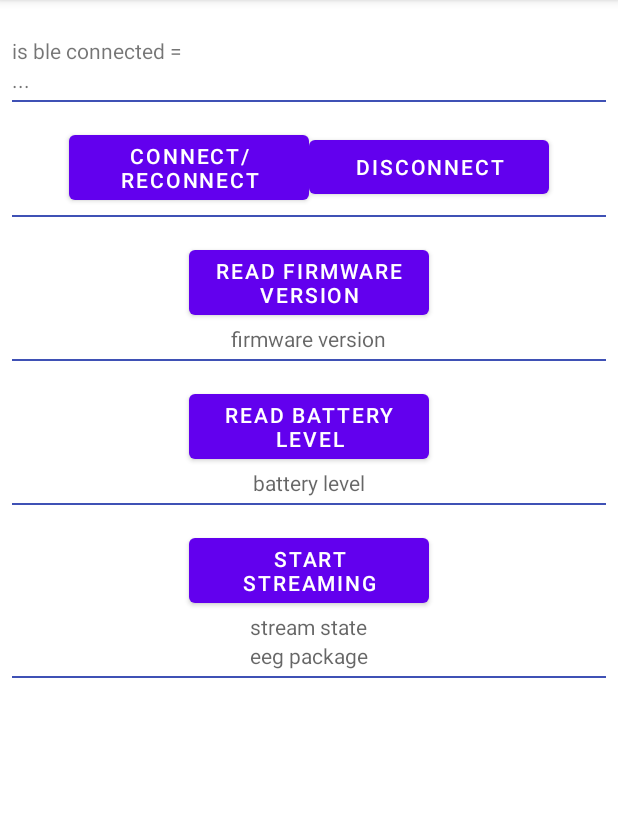
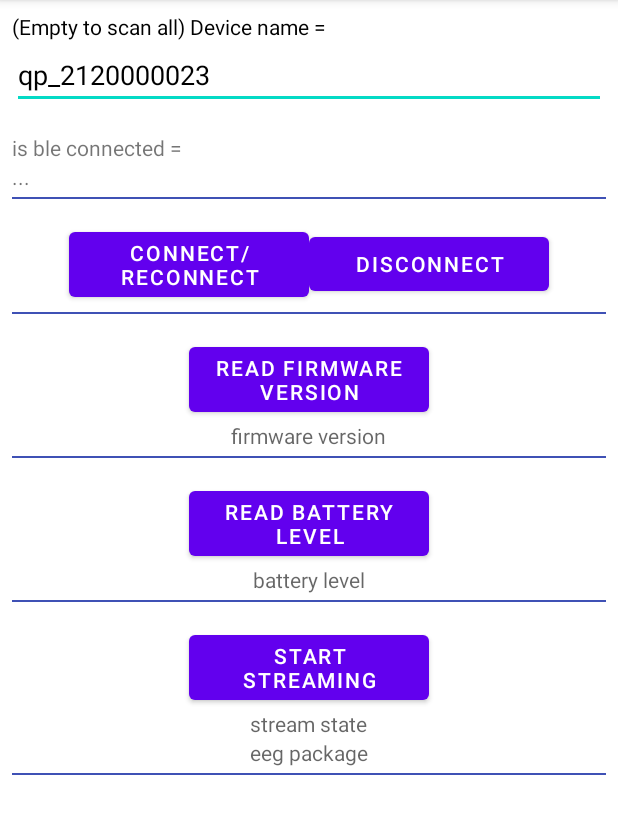
Before and after one commit to MyBrain-Technologies/SDKv2.Android, an Android app: the screen it shows after launch (MainActivity), on a phone screen of 412 x 824 dp, the part 84-918 px from its top. Run offline under Robolectric (Android 15) with nearby library versions, the phone set to English and light mode, and no system bars; our stand-ins replace Timber; 5 statements that could not run were skipped.

Commit message:
update scan by name feature

```diff
--- a/sample/src/main/java/com/mybraintech/sdk/sample/MainActivity.kt
+++ b/sample/src/main/java/com/mybraintech/sdk/sample/MainActivity.kt
@@ -139,6 +139,21 @@ class MainActivity : AppCompatActivity() {
 
     private fun connectBle(delay: Long = 300) {
         clearText()
+
+        val connectBleRunnable = Runnable {
+            val config = ConnectionConfig.Builder(connectionStateListener)
+                .createForDevice(MbtDeviceType.MELOMIND_Q_PLUS)
+
+            if (!binding.edtDeviceName.text.isNullOrBlank()) {
+                config.deviceName = binding.edtDeviceName.text.trim().toString()
+                Timber.i("scan with name = ${config.deviceName}")
+            } else {
+                Timber.i("scan without name")
+            }
+
+            mbtClient.connectBluetooth(config)
+        }
+
         Handler().postDelayed(connectBleRunnable, delay)
     }
 
@@ -175,12 +190,6 @@ class MainActivity : AppCompatActivity() {
 
     }
 
-    private val connectBleRunnable = Runnable {
-        val config = ConnectionConfig.Builder(connectionStateListener)
-            .createForDevice(MbtDeviceType.MELOMIND_Q_PLUS)
-        mbtClient.connectBluetooth(config)
-    }
-
     private val disconnectBleRunnable = Runnable {
         val config = ConnectionConfig.Builder(connectionStateListener)
             .createForDevice(MbtDeviceType.MELOMIND_Q_PLUS)
--- a/sample/src/main/res/layout/activity_main.xml
+++ b/sample/src/main/res/layout/activity_main.xml
@@ -1,6 +1,5 @@
 <?xml version="1.0" encoding="utf-8"?>
 <ScrollView xmlns:android="http://schemas.android.com/apk/res/android"
-    xmlns:app="http://schemas.android.com/apk/res-auto"
     xmlns:tools="http://schemas.android.com/tools"
     android:layout_width="match_parent"
     android:layout_height="match_parent"
@@ -12,6 +11,26 @@
         android:layout_width="match_parent"
         android:layout_height="wrap_content"
         android:orientation="vertical">
+
+        <LinearLayout
+            android:orientation="vertical"
+            android:layout_width="match_parent"
+            android:layout_height="wrap_content">
+
+            <TextView
+                android:layout_width="match_parent"
+                android:layout_height="wrap_content"
+                android:text="(Empty to scan all) Device name = "
+                android:textColor="@color/black" />
+
+            <EditText
+                android:id="@+id/edt_device_name"
+                android:text="qp_2120000023"
+                android:layout_width="match_parent"
+                android:layout_height="wrap_content"
+                android:hint="qp_xxx"
+                android:textColor="@color/black" />
+        </LinearLayout>
 
         <LinearLayout
             android:layout_width="match_parent"
@@ -73,8 +92,8 @@
         <LinearLayout
             android:layout_width="match_parent"
             android:layout_height="wrap_content"
+            android:gravity="center"
             android:orientation="vertical"
-            android:gravity="center"
             android:paddingTop="16dp">
 
             <Button
@@ -85,9 +104,9 @@
 
             <TextView
                 android:id="@+id/txt_firmware_version"
-                android:hint="firmware version"
                 android:layout_width="wrap_content"
-                android:layout_height="wrap_content" />
+                android:layout_height="wrap_content"
+                android:hint="firmware version" />
 
             <View
                 android:layout_width="match_parent"
@@ -95,11 +114,12 @@
                 android:layout_marginTop="4dp"
                 android:background="@color/colorPrimary" />
         </LinearLayout>
+
         <LinearLayout
             android:layout_width="match_parent"
             android:layout_height="wrap_content"
+            android:gravity="center"
             android:orientation="vertical"
-            android:gravity="center"
             android:paddingTop="16dp">
 
             <Button
@@ -110,9 +130,9 @@
 
             <TextView
                 android:id="@+id/txt_battery_level"
-                android:hint="battery level"
                 android:layout_width="wrap_content"
-                android:layout_height="wrap_content" />
+                android:layout_height="wrap_content"
+                android:hint="battery level" />
 
             <View
                 android:layout_width="match_parent"
@@ -120,11 +140,12 @@
                 android:layout_marginTop="4dp"
                 android:background="@color/colorPrimary" />
         </LinearLayout>
+
         <LinearLayout
             android:layout_width="match_parent"
             android:layout_height="wrap_content"
+            android:gravity="center"
             android:orientation="vertical"
-            android:gravity="center"
             android:paddingTop="16dp">
 
             <Button
@@ -135,15 +156,15 @@
 
             <TextView
                 android:id="@+id/txt_stream_state"
-                android:hint="stream state"
                 android:layout_width="wrap_content"
-                android:layout_height="wrap_content" />
+                android:layout_height="wrap_content"
+                android:hint="stream state" />
 
             <TextView
                 android:id="@+id/txt_eeg_package"
-                android:hint="eeg package"
                 android:layout_width="wrap_content"
-                android:layout_height="wrap_content" />
+                android:layout_height="wrap_content"
+                android:hint="eeg package" />
 
             <View
                 android:layout_width="match_parent"
```
Also changed, not shown: mbtsdk/src/main/java/indus5/MbtClientIndus5.kt (+10 -4 lines).
